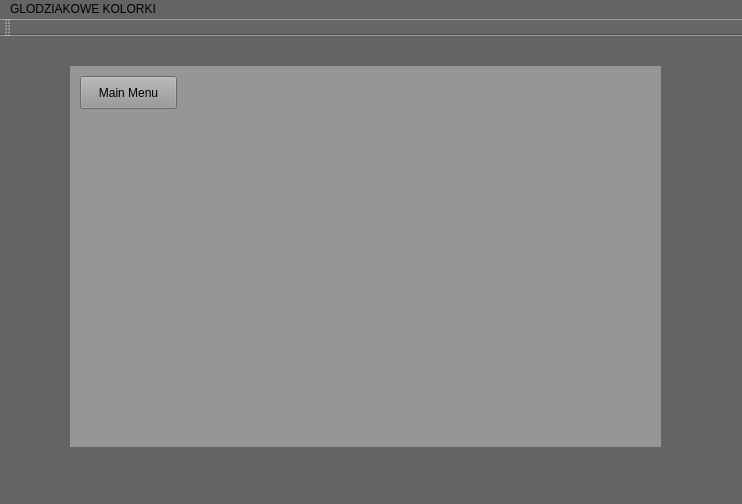
Above: langapp/mainwindow.ui from rafalbober/QtLanguageApp before the change. Below: the same form after it.
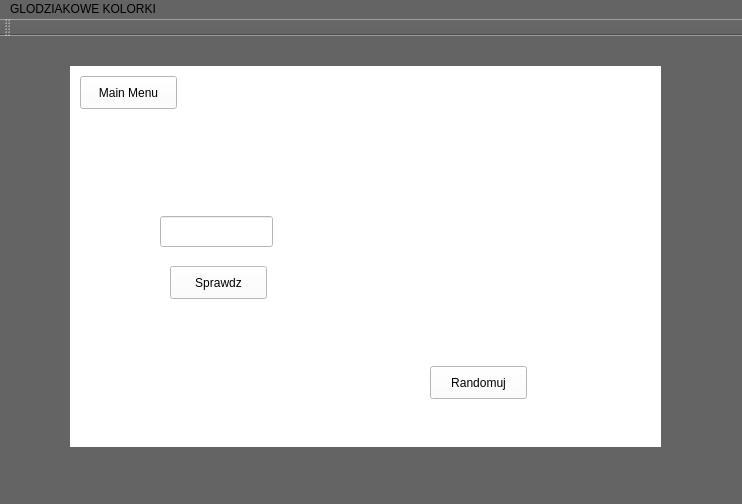
That is the form after the change. The open tabs and pages were chosen to show the change.

Patch:
```diff
--- a/langapp/mainwindow.ui
+++ b/langapp/mainwindow.ui
@@ -118,7 +118,7 @@
      </rect>
     </property>
     <property name="styleSheet">
-     <string notr="true">background:rgb(150, 150, 150)</string>
+     <string notr="true">background:rgb(255, 255, 255)</string>
     </property>
     <property name="currentIndex">
      <number>1</number>
@@ -317,6 +317,55 @@
        <string/>
       </property>
      </widget>
+     <widget class="QPushButton" name="picBt">
+      <property name="geometry">
+       <rect>
+        <x>360</x>
+        <y>300</y>
+        <width>97</width>
+        <height>33</height>
+       </rect>
+      </property>
+      <property name="text">
+       <string>Randomuj</string>
+      </property>
+     </widget>
+     <widget class="QLineEdit" name="picText">
+      <property name="geometry">
+       <rect>
+        <x>90</x>
+        <y>150</y>
+        <width>113</width>
+        <height>31</height>
+       </rect>
+      </property>
+     </widget>
+     <widget class="QPushButton" name="picCheck">
+      <property name="geometry">
+       <rect>
+        <x>100</x>
+        <y>200</y>
+        <width>97</width>
+        <height>33</height>
+       </rect>
+      </property>
+      <property name="text">
+       <string>Sprawdz</string>
+      </property>
+     </widget>
+     <widget class="QLabel" name="picCorr">
+      <property name="geometry">
+       <rect>
+        <x>80</x>
+        <y>260</y>
+        <width>121</width>
+        <height>61</height>
+       </rect>
+      </property>
+      <property name="text">
+       <string/>
+      </property>
+     </widget>
     </widget>
    </widget>
   </widget>
```
Left out of the diff: 28 changed lines with no effect on the pictures.
